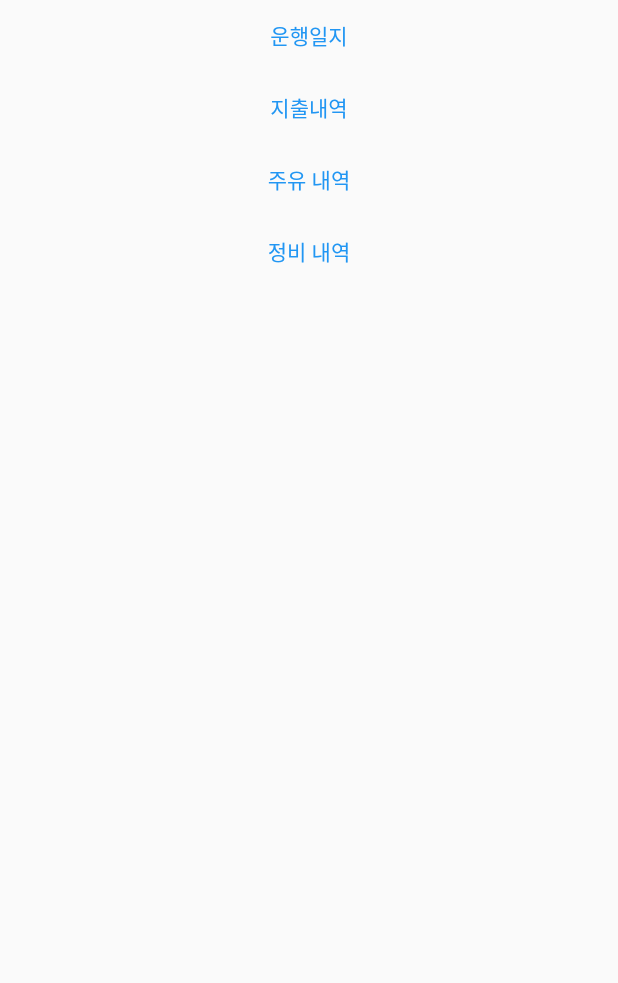
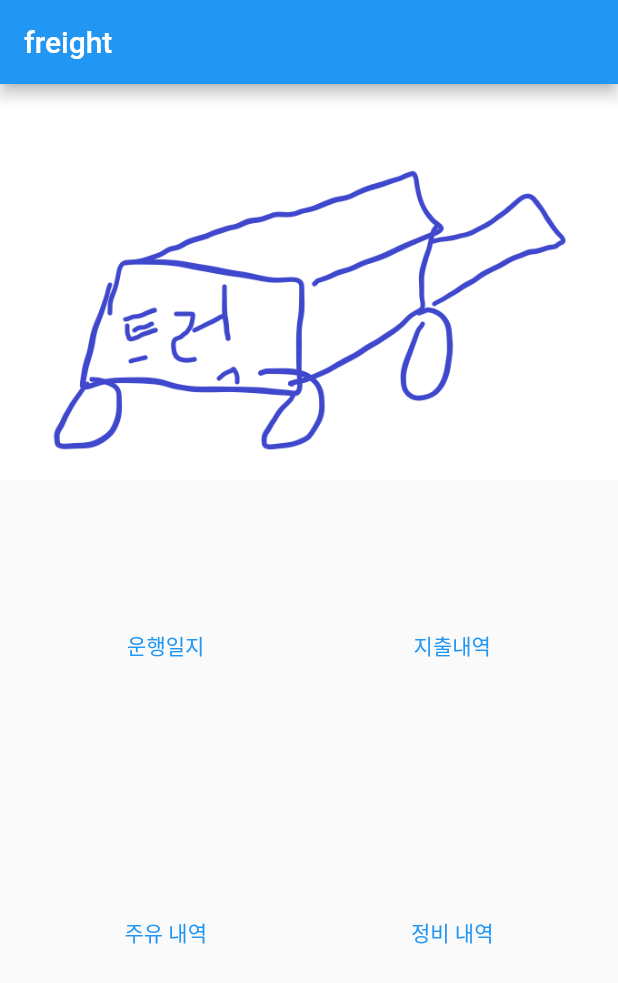
Before and after one commit to jun-young1993/freight-ui, a Flutter app: the screen it shows after launch, on a phone screen of 412 x 824 dp. Shown: the top 983 px of the screen. Run offline on Flutter 3.47's test engine with Material 2 defaults, Android fonts, the phone set to English and light mode, and no system bars; our stand-ins replace flutter_bloc.

Commit message:
image & route config

```diff
--- a/lib/app.dart
+++ b/lib/app.dart
@@ -1,6 +1,7 @@
 import 'dart:math';
 
 import 'package:flutter/material.dart';
+import 'package:freight_ui/config/constant.dart';
 import 'package:freight_ui/routes.dart';
 
 class FreightApp extends StatelessWidget {
@@ -16,7 +17,7 @@ class FreightApp extends StatelessWidget {
       theme: ThemeData(
         primarySwatch: Colors.blue,
       ),
-      title : "freight",
+      title : AppConstant.name,
       builder: (context, child) {
         if(child == null) return const SizedBox.shrink();
 
--- /dev/null
+++ b/lib/config/constant.dart
@@ -0,0 +1,3 @@
+class AppConstant {
+  static const String name = 'freight';
+}
--- /dev/null
+++ b/lib/config/images.dart
@@ -0,0 +1,11 @@
+import 'package:flutter/material.dart';
+
+const String _imagePath = 'assets/images';
+
+class _Image extends AssetImage {
+  const _Image(String fileName) : super('$_imagePath/$fileName');
+}
+
+class AppImages {
+  static const main = _Image('main.png');
+}
--- /dev/null
+++ b/lib/config/route_map.dart
@@ -0,0 +1,20 @@
+import 'package:freight_ui/routes.dart';
+
+class AppRouteMap {
+  static String getName(Routes routes){
+    switch(routes){
+      case Routes.home:
+        return '홈';
+      case Routes.drive:
+        return '운행일지';
+      case Routes.expenditure:
+        return '지출내역';
+      case Routes.oil:
+        return '주유 내역';
+      case Routes.maintenance:
+        return '정비 내역';
+      default :
+        return 'no name';
+    }
+  }
+}
--- a/lib/ui/screen/home/home.dart
+++ b/lib/ui/screen/home/home.dart
@@ -1,4 +1,7 @@
 import 'package:flutter/material.dart';
+import 'package:freight_ui/config/constant.dart';
+import 'package:freight_ui/config/images.dart';
+import 'package:freight_ui/config/route_map.dart';
 import 'package:freight_ui/routes.dart';
 
 class HomeScreen extends StatefulWidget {
@@ -14,35 +17,65 @@ class _HomeScreenState extends State<HomeScreen> {
     super.initState();
   }
 
-  void _onSelectMenu(Routes routeName){
-    AppNavigator.push(routeName);
-  }
+
 
   @override
   Widget build(BuildContext context){
     return Scaffold(
+        appBar: AppBar(
+          title: _buildTitle()
+        ),
         body : Center(
-            child: Column(
-              children: <Widget>[
-                TextButton(
-                    onPressed: () => _onSelectMenu(Routes.drive),
-                    child: const Text('운행일지')
-                ),
-                TextButton(
-                    onPressed: () => _onSelectMenu(Routes.expenditure),
-                    child: const Text('지출내역')
-                ),
-                TextButton(
-                    onPressed: () => _onSelectMenu(Routes.oil),
-                    child: const Text('주유 내역')
-                ),
-                TextButton(
-                    onPressed: () => _onSelectMenu(Routes.maintenance),
-                    child: const Text('정비 내역')
-                ),
-              ],
-            )
+          child:  Column(
+            children: [
+              _buildImage(),
+              _buildMenus([
+                  Routes.drive,
+                  Routes.expenditure,
+                  Routes.oil,
+                  Routes.maintenance
+              ])
+          ],)
         )
     );
   }
+
+  Widget _buildTitle(){
+    return Text(AppConstant.name);
+  }
+
+  Widget _buildImage(){
+    return Container(
+      child: Image(image: AppImages.main),
+    );
+  }
+
+  Widget _buildMenus(List<Routes> routes){
+    return Container(
+      child: GridView.count(
+            shrinkWrap: true,
+            primary: false,
+            padding: const EdgeInsets.all(20),
+            crossAxisSpacing: 10,
+            mainAxisSpacing: 10,
+            crossAxisCount: 2,
+            children:routes.map((Routes route) => _buildMenu(route)).toList(),
+      )
+    );
+  }
+
+  Widget _buildMenu(Routes route){
+    return Container(
+      // padding: const EdgeInsets.all(8),
+      child: TextButton(
+          onPressed: () => _onSelectMenu(route),
+          child: Text(AppRouteMap.getName(route))
+      ),
+    );
+
+  }
+
+  void _onSelectMenu(Routes route){
+    AppNavigator.push(route);
+  }
 }
--- a/pubspec.yaml
+++ b/pubspec.yaml
@@ -53,7 +53,8 @@ dev_dependencies:
 
 # The following section is specific to Flutter packages.
 flutter:
-
+  assets:
+    - assets/images/
   # The following line ensures that the Material Icons font is
   # included with your application, so that you can use the icons in
   # the material Icons class.
```
Also changed, not shown: assets/images/main.png (added).
